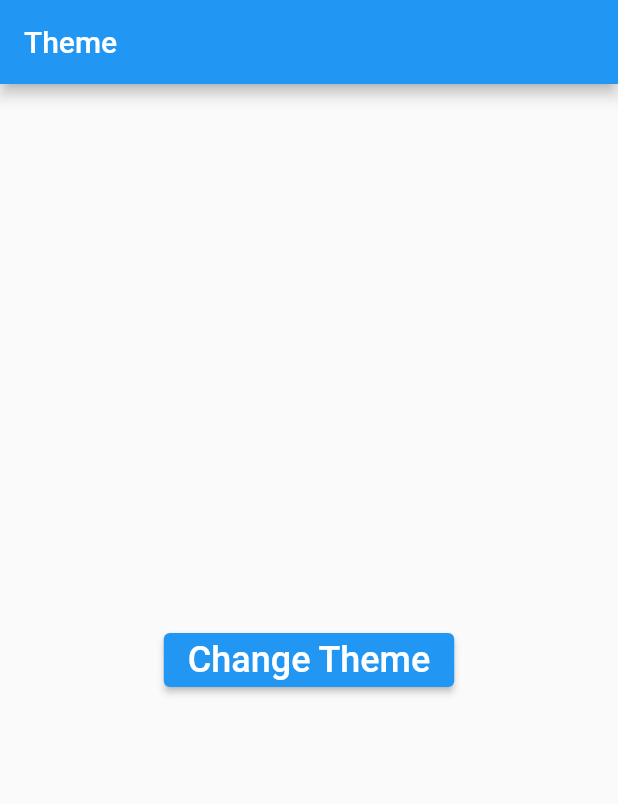
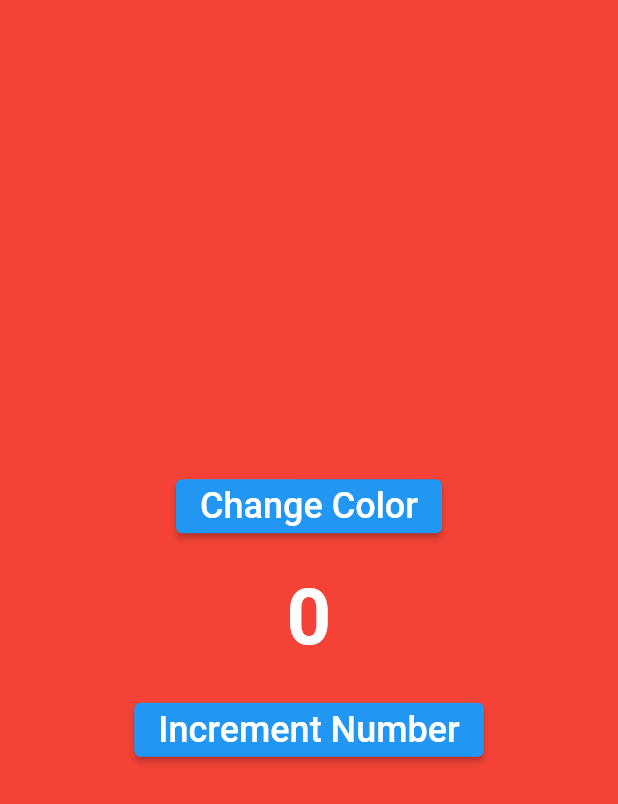
Before and after one commit to Rahat7288/Flutter-bloc-state-management, a Flutter app: the screen it shows after launch, on a phone screen of 412 x 824 dp. Shown: the top 804 px of the screen. Run offline on Flutter 3.47's test engine with Material 2 defaults, Android fonts, the phone set to English and light mode, and no system bars; our stand-ins replace bloc, equatable, flutter_bloc.

Commit message:
learning about cubit to cubit connection

```diff
--- /dev/null
+++ b/lib/cubits/color/color_cubit.dart
@@ -0,0 +1,21 @@
+import 'package:bloc/bloc.dart';
+import 'package:equatable/equatable.dart';
+import 'package:flutter/material.dart';
+
+part 'color_state.dart';
+
+class ColorCubit extends Cubit<ColorState> {
+  ColorCubit() : super(ColorState.initial());
+
+  void changeColor() {
+    if (state.color == Colors.red) {
+      emit(state.copyWith(color: Colors.green));
+    } else if (state.color == Colors.green) {
+      emit(state.copyWith(color: Colors.blue));
+    } else if (state.color == Colors.blue) {
+      emit(state.copyWith(color: Colors.black));
+    } else if (state.color == Colors.black) {
+      emit(state.copyWith(color: Colors.red));
+    }
+  }
+}
--- /dev/null
+++ b/lib/cubits/color/color_state.dart
@@ -0,0 +1,27 @@
+part of 'color_cubit.dart';
+
+class ColorState extends Equatable {
+  final Color color;
+
+  ColorState({
+    required this.color,
+  });
+
+  factory ColorState.initial() {
+    return ColorState(color: Colors.red);
+  }
+
+  @override
+  List<Object> get props => [color];
+
+  @override
+  bool get stringify => true;
+
+  ColorState copyWith({
+    Color? color,
+  }) {
+    return ColorState(
+      color: color ?? this.color,
+    );
+  }
+}
--- /dev/null
+++ b/lib/cubits/counter/counter_cubit.dart
@@ -0,0 +1,39 @@
+import 'dart:async';
+
+import 'package:bloc/bloc.dart';
+import 'package:flutter/material.dart';
+import 'package:bloc_state/cubits/color/color_cubit.dart';
+import 'package:equatable/equatable.dart';
+
+part 'counter_state.dart';
+
+class CounterCubit extends Cubit<CounterState> {
+  int incrementSize = 1;
+  final ColorCubit colorCubit;
+  late final StreamSubscription colorSubscription;
+  CounterCubit({
+    required this.colorCubit,
+  }) : super(CounterState.initial()) {
+    colorSubscription = colorCubit.stream.listen((ColorState colorState) {
+      if (colorState.color == Colors.red) {
+        incrementSize = 1;
+      } else if (colorState.color == Colors.green) {
+        incrementSize = 10;
+      } else if (colorState.color == Colors.blue) {
+        incrementSize = 100;
+      } else if (colorState.color == Colors.black) {
+        emit(state.copyWith(counter: state.counter - 100));
+      }
+    });
+  }
+
+  void changeCounter() {
+    emit(state.copyWith(counter: state.counter + incrementSize));
+  }
+
+  @override
+  Future<void> close() {
+    colorSubscription.cancel();
+    return super.close();
+  }
+}
--- /dev/null
+++ b/lib/cubits/counter/counter_state.dart
@@ -0,0 +1,27 @@
+part of 'counter_cubit.dart';
+
+class CounterState extends Equatable {
+  final int counter;
+
+  CounterState({
+    required this.counter,
+  });
+
+  factory CounterState.initial() {
+    return CounterState(counter: 0);
+  }
+
+  @override
+  bool get stringify => true;
+
+  @override
+  List<Object> get props => [counter];
+
+  CounterState copyWith({
+    int? counter,
+  }) {
+    return CounterState(
+      counter: counter ?? this.counter,
+    );
+  }
+}
--- a/lib/main.dart
+++ b/lib/main.dart
@@ -1,9 +1,12 @@
 import 'dart:math';
+import 'package:bloc_state/cubits/counter/counter_cubit.dart';
 import 'package:bloc_state/other_page.dart';
 import 'package:bloc_state/theme/cubit/theme_cubit.dart';
 
 import 'package:flutter/material.dart';
 import 'package:flutter_bloc/flutter_bloc.dart';
+
+import 'cubits/color/color_cubit.dart';
 
 void main() {
   runApp(const MyApp());
@@ -15,60 +18,69 @@ class MyApp extends StatelessWidget {
   // This widget is the root of your application.
   @override
   Widget build(BuildContext context) {
-    return BlocProvider<ThemeCubit>(
-      create: (context) => ThemeCubit(),
-      child: BlocBuilder<ThemeCubit, ThemeState>(
-        builder: (context, state) {
-          return MaterialApp(
-            title: 'Event Payload',
-            debugShowCheckedModeBanner: false,
-            theme: state.appTheme == AppTheme.light
-                ? ThemeData.light()
-                : ThemeData.dark(),
-            home: MyHomePage(),
-          );
-        },
+    return MultiBlocProvider(
+      providers: [
+        BlocProvider<ColorCubit>(
+          create: (context) => ColorCubit(),
+        ),
+        BlocProvider(
+            create: (context) =>
+                CounterCubit(colorCubit: context.read<ColorCubit>()))
+      ],
+      child: MaterialApp(
+        title: 'Cubit2Cubit',
+        debugShowCheckedModeBanner: false,
+        theme: ThemeData(
+          primarySwatch: Colors.blue,
+        ),
+        home: MyHomePage(),
       ),
     );
   }
 }
 
-class MyHomePage extends StatefulWidget {
-  const MyHomePage({
-    Key? key,
-  }) : super(key: key);
+class MyHomePage extends StatelessWidget {
+  const MyHomePage({Key? key}) : super(key: key);
 
-  @override
-  State<MyHomePage> createState() => _MyHomePageState();
-}
-
-class _MyHomePageState extends State<MyHomePage> {
   @override
   Widget build(BuildContext context) {
     return Scaffold(
-      appBar: AppBar(
-        title: Text('Theme'),
-      ),
-      /*
-
-      * bloc Consumer help to create bloc listener and builder at the same time
-      * without block listener if we go one page to another there will be a error
-      * to prevent those error we have to wrap our widget in to a block listener
-
-
-
-      */
+      backgroundColor: context.watch<ColorCubit>().state.color,
       body: Center(
-        child: ElevatedButton(
-          child: Text(
-            'Change Theme',
-            style: TextStyle(fontSize: 24.0),
-          ),
-          onPressed: () {
-            final int randInt = Random().nextInt(10);
-            print('randInt: $randInt');
-            context.read<ThemeCubit>().changeTheme(randInt);
-          },
+        child: Column(
+          mainAxisAlignment: MainAxisAlignment.center,
+          children: [
+            ElevatedButton(
+                onPressed: () {
+                  context.read<ColorCubit>().changeColor();
+                },
+                child: Text(
+                  'Change Color',
+                  style: TextStyle(fontSize: 24.0),
+                )),
+            SizedBox(
+              height: 20.0,
+            ),
+            Text(
+              '${context.watch<CounterCubit>().state.counter}',
+              style: TextStyle(
+                fontSize: 52.0,
+                fontWeight: FontWeight.bold,
+                color: Colors.white,
+              ),
+            ),
+            SizedBox(
+              height: 20.0,
+            ),
+            ElevatedButton(
+                onPressed: () {
+                  context.read<CounterCubit>().changeCounter();
+                },
+                child: Text(
+                  'Increment Number',
+                  style: TextStyle(fontSize: 24.0),
+                )),
+          ],
         ),
       ),
     );
--- a/lib/theme/cubit/theme_cubit.dart
+++ /dev/null
@@ -1,16 +0,0 @@
-import 'package:bloc/bloc.dart';
-import 'package:equatable/equatable.dart';
-
-part 'theme_state.dart';
-
-class ThemeCubit extends Cubit<ThemeState> {
-  ThemeCubit() : super(ThemeState.initial());
-
-  void changeTheme(int randInt) {
-    if (randInt % 2 == 0) {
-      emit(state.copyWith(appTheme: AppTheme.light));
-    } else {
-      emit(state.copyWith(appTheme: AppTheme.dark));
-    }
-  }
-}
--- a/lib/theme/cubit/theme_state.dart
+++ /dev/null
@@ -1,33 +0,0 @@
-// ignore_for_file: public_member_api_docs, sort_constructors_first
-part of 'theme_cubit.dart';
-
-enum AppTheme {
-  light,
-  dark,
-}
-
-class ThemeState extends Equatable {
-  final AppTheme appTheme;
-
-  ThemeState({
-    this.appTheme = AppTheme.light,
-  });
-
-  factory ThemeState.initial() {
-    return ThemeState();
-  }
-
-  @override
-  List<Object> get props => [appTheme];
-
-  @override
-  String toString() => 'ThemeState(appTheme: $appTheme)';
-
-  ThemeState copyWith({
-    AppTheme? appTheme,
-  }) {
-    return ThemeState(
-      appTheme: appTheme ?? this.appTheme,
-    );
-  }
-}
```
